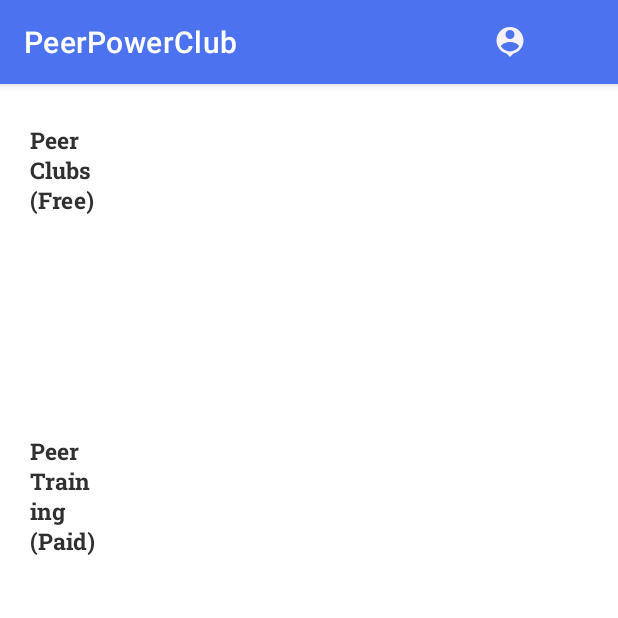
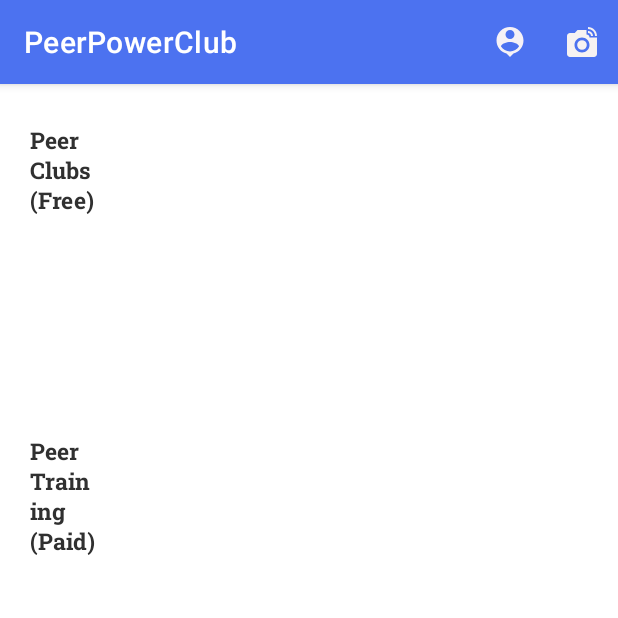
Before and after one commit to apoorvagarg98/PeerPowerClub, an Android app: the screen it shows after launch once a user with an empty profile is signed in (myHome), on a phone screen of 412 x 824 dp, the top half of it. Run offline under Robolectric (Android 15) with nearby library versions, the phone set to English and light mode, and no system bars; our stand-ins replace Firebase (no records; nobody signed in at launch, a user with empty details on screens opened directly), Picasso, sdp/ssp sizes; pictures from the network do not load; Roboto replaces fonts that are not available here; 1 statement that could not run was skipped.

Commit message:
Check pls

```diff
--- /dev/null
+++ b/app/src/main/res/drawable/ic_baseline_linked_camera_24.xml
@@ -0,0 +1,7 @@
+<vector android:height="24dp" android:tint="#F6F2F2"
+    android:viewportHeight="24" android:viewportWidth="24"
+    android:width="24dp" xmlns:android="http://schemas.android.com/apk/res/android">
+    <path android:fillColor="@android:color/white" android:pathData="M12,14m-3.2,0a3.2,3.2 0,1 1,6.4 0a3.2,3.2 0,1 1,-6.4 0"/>
+    <path android:fillColor="@android:color/white" android:pathData="M16,3.33c2.58,0 4.67,2.09 4.67,4.67H22c0,-3.31 -2.69,-6 -6,-6v1.33M16,6c1.11,0 2,0.89 2,2h1.33c0,-1.84 -1.49,-3.33 -3.33,-3.33V6"/>
+    <path android:fillColor="@android:color/white" android:pathData="M17,9c0,-1.11 -0.89,-2 -2,-2L15,4L9,4L7.17,6L4,6c-1.1,0 -2,0.9 -2,2v12c0,1.1 0.9,2 2,2h16c1.1,0 2,-0.9 2,-2L22,9h-5zM12,19c-2.76,0 -5,-2.24 -5,-5s2.24,-5 5,-5 5,2.24 5,5 -2.24,5 -5,5z"/>
+</vector>
--- a/app/src/main/res/menu/menu.xml
+++ b/app/src/main/res/menu/menu.xml
@@ -13,7 +13,7 @@
     <item
         android:id="@+id/addPost"
         android:enabled="true"
-        android:icon="@drawable/ic_baseline_add_a_photo_24"
+        android:icon="@drawable/ic_baseline_linked_camera_24"
         android:title="addPost"
         android:visible="true"
         app:showAsAction="always">
```
